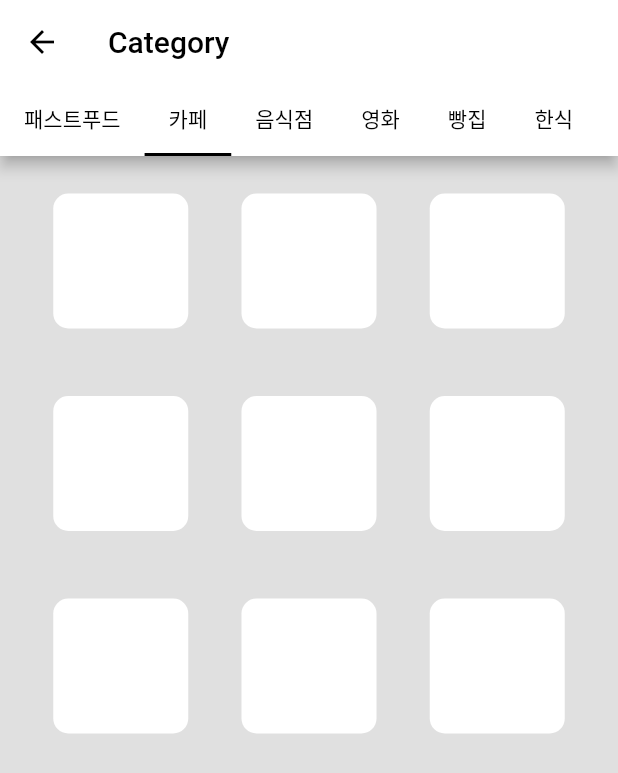
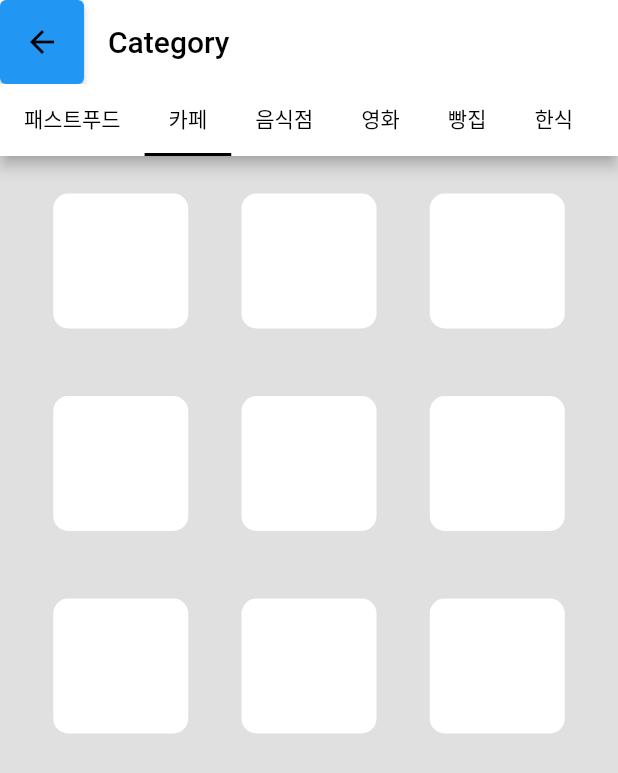
Before and after one commit to Hstone98/TTingBank, a Flutter app: the StoreListPage screen opened directly, on a phone screen of 412 x 824 dp. Shown: the top 773 px of the screen. Run offline on Flutter 3.47's test engine with Material 2 defaults, Android fonts, the phone set to English and light mode, and no system bars; our stand-ins replace percent_indicator; missing offline and left inert: kakao_flutter_sdk, kakao_flutter_sdk_common.

Commit message:
[flutter] - 가맹점 목록 기능 구현.
- back 버튼 클릭 시, 이전 화면으로 돌아가도록 구현.

```diff
--- a/tting_bank/lib/view/store_list_page.dart
+++ b/tting_bank/lib/view/store_list_page.dart
@@ -42,10 +42,12 @@ class _storeListPage extends State<StoreListPage>
         child: Scaffold(
           appBar: AppBar(
             backgroundColor: Colors.white,
-            leading: Icon(
-              Icons.arrow_back,
-              color: Colors.black,
-            ),
+            leading: ElevatedButton(
+                onPressed: () => {Navigator.pop(context)},
+                child: Icon(
+                  Icons.arrow_back,
+                  color: Colors.black,
+                )),
             title: Text('Category', style: TextStyle(color: Colors.black)),
             bottom: TabBar(
                 indicatorColor: Colors.black,
```
